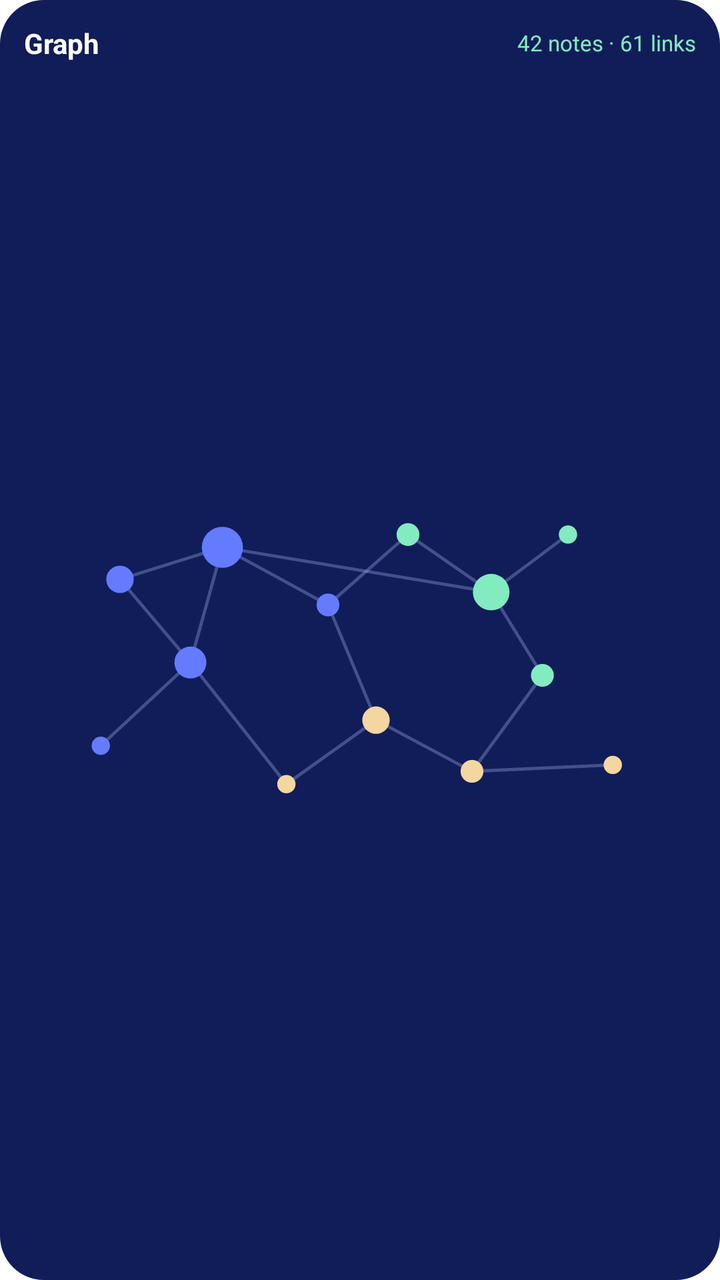
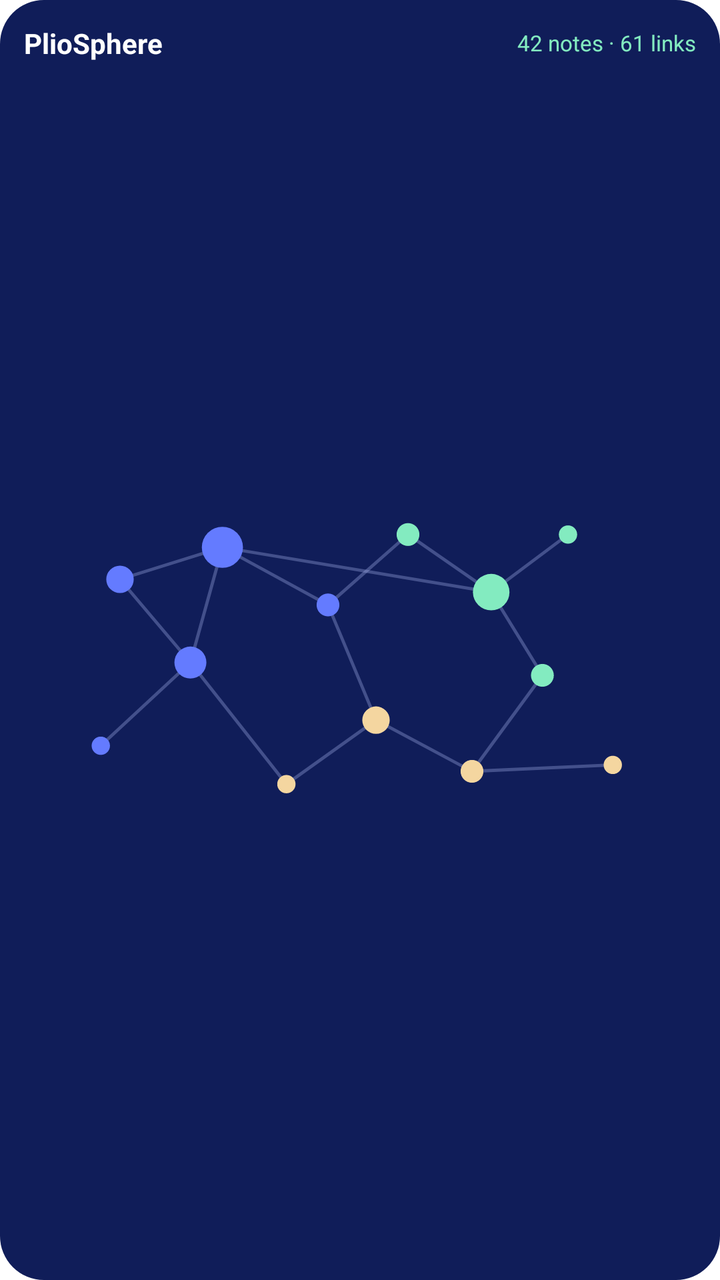

Before-and-after screenshots of an Android layout around one commit, followed by the original layout XML and the change that was made.
<!-- AndroidManifest.xml: application theme Theme.Pliopad -->
<!-- res/layout/widget_preview_graph.xml -->
<?xml version="1.0" encoding="utf-8"?>
<LinearLayout xmlns:android="http://schemas.android.com/apk/res/android" android:layout_width="match_parent" android:layout_height="match_parent"
    android:orientation="vertical" android:background="@drawable/preview_navy" android:padding="12dp">
    <LinearLayout android:layout_width="match_parent" android:layout_height="wrap_content" android:orientation="horizontal" android:gravity="center_vertical">
        <TextView android:layout_height="wrap_content" android:text="Graph" android:textSize="14sp" android:textColor="#FFFFFF" android:textStyle="bold" android:layout_width="0dp" android:layout_weight="1"/>
        <TextView android:layout_width="wrap_content" android:layout_height="wrap_content" android:text="42 notes · 61 links" android:textSize="11sp" android:textColor="#83EBC0" />
    </LinearLayout>
    <ImageView android:layout_width="match_parent" android:layout_height="match_parent" android:src="@drawable/preview_graph" android:scaleType="fitCenter" android:contentDescription="@null"/>
</LinearLayout>
<!-- resources referenced by this layout -->
<resources>
  <!-- drawable preview_graph: vector/xml drawable (drawable, 3315 chars, omitted) -->
  <!-- drawable preview_navy (drawable) -->
  <shape xmlns:android="http://schemas.android.com/apk/res/android" android:shape="rectangle">
      <solid android:color="#101D59"/>
      <corners android:radius="22dp"/>
  </shape>
  <style name="Theme.Pliopad" parent="android:Theme.Material.Light.NoActionBar">
          <item name="android:statusBarColor">@android:color/transparent</item>
          <item name="android:navigationBarColor">@android:color/transparent</item>
          <item name="android:windowBackground">@color/pliopad_bg</item>
      </style>
  <color name="pliopad_bg">#FFFFFF</color>
</resources>

<!-- the commit's change to res/layout/widget_preview_graph.xml (unified diff, before → after) -->
@@ -2,7 +2,7 @@
 <LinearLayout xmlns:android="http://schemas.android.com/apk/res/android" android:layout_width="match_parent" android:layout_height="match_parent"
     android:orientation="vertical" android:background="@drawable/preview_navy" android:padding="12dp">
     <LinearLayout android:layout_width="match_parent" android:layout_height="wrap_content" android:orientation="horizontal" android:gravity="center_vertical">
-        <TextView android:layout_height="wrap_content" android:text="Graph" android:textSize="14sp" android:textColor="#FFFFFF" android:textStyle="bold" android:layout_width="0dp" android:layout_weight="1"/>
+        <TextView android:layout_height="wrap_content" android:text="PlioSphere" android:textSize="14sp" android:textColor="#FFFFFF" android:textStyle="bold" android:layout_width="0dp" android:layout_weight="1"/>
         <TextView android:layout_width="wrap_content" android:layout_height="wrap_content" android:text="42 notes · 61 links" android:textSize="11sp" android:textColor="#83EBC0" />
     </LinearLayout>
     <ImageView android:layout_width="match_parent" android:layout_height="match_parent" android:src="@drawable/preview_graph" android:scaleType="fitCenter" android:contentDescription="@null"/>
